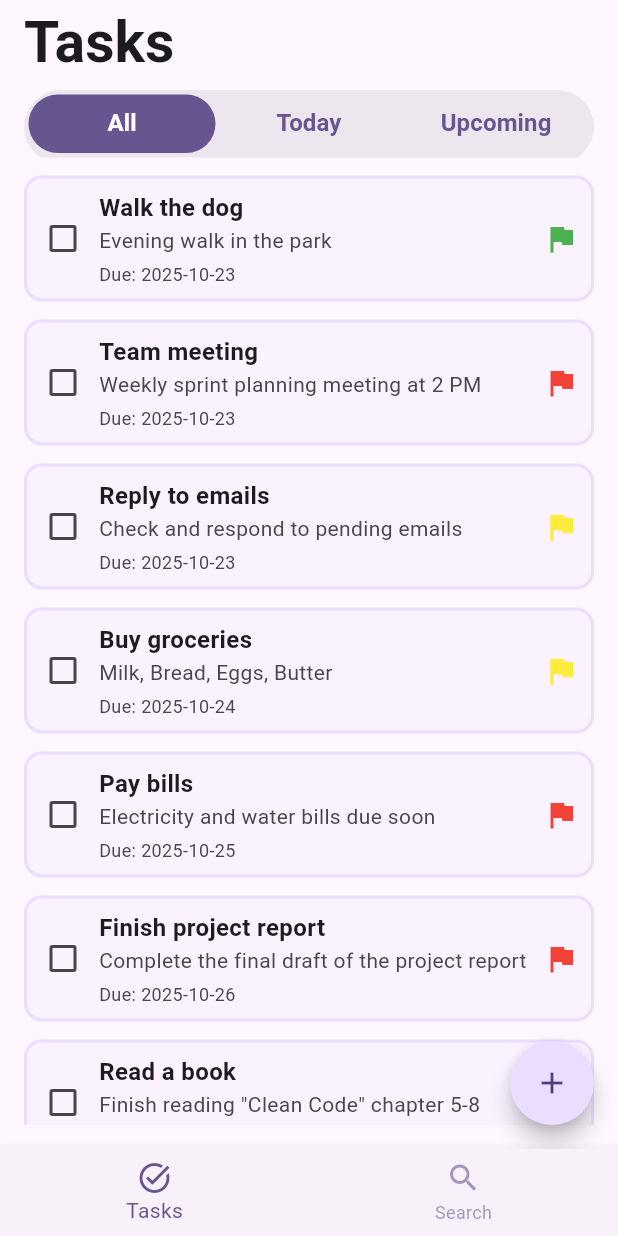
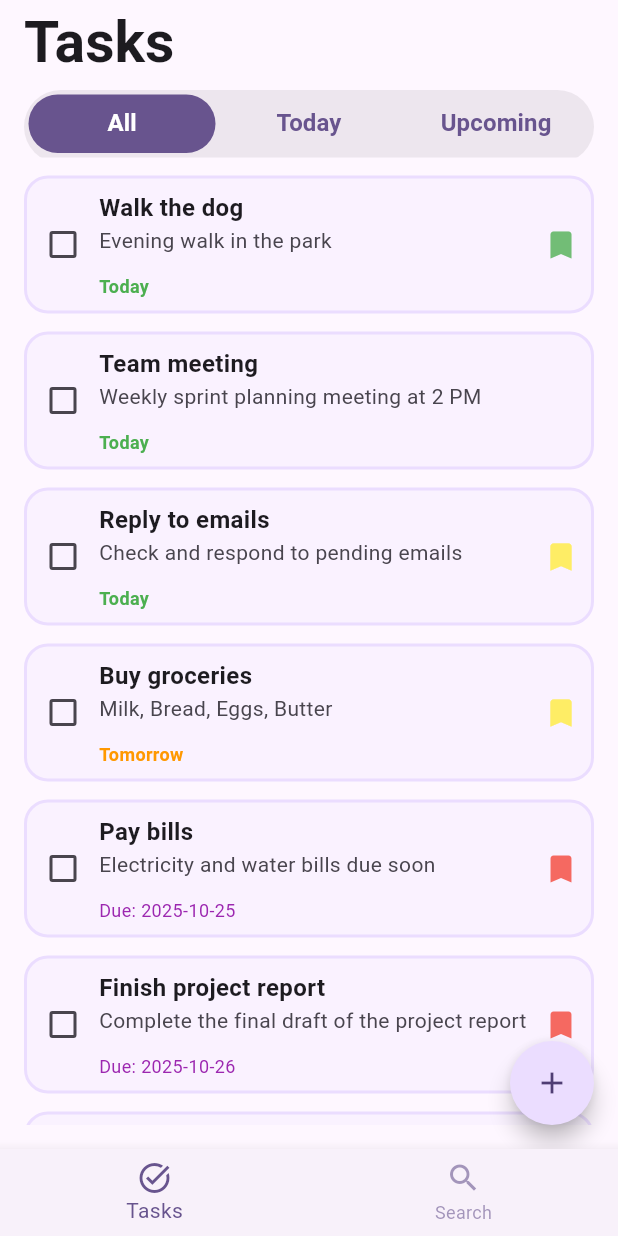
Before and after one commit to minhkhang1505/flutter_exercise1_todolist, a Flutter app: the screen it shows after launch, on a phone screen of 412 x 824 dp. Run offline on Flutter 3.47's test engine with Material 3 defaults, Android fonts, the phone set to English and light mode, and no system bars.

Commit message:
Refactor task completion handling and improve TaskItem UI

```diff
--- a/lib/presentation/screens/tasks/task_screen.dart
+++ b/lib/presentation/screens/tasks/task_screen.dart
@@ -10,12 +10,18 @@ class TasksScreen extends StatefulWidget {
 class _TasksScreenState extends State<TasksScreen>
     with TickerProviderStateMixin {
   late TabController _controller;
-  bool isCompleted = false;
 
-  void onChanged(bool? value) {
+  // Map to track completion status of each task by ID
+  final Map<int, bool> _completedTasks = {};
+
+  void toggleTaskCompletion(int taskId, bool? value) {
     setState(() {
-      isCompleted = value!;
+      _completedTasks[taskId] = value ?? false;
     });
+  }
+
+  bool isTaskCompleted(int taskId) {
+    return _completedTasks[taskId] ?? false;
   }
 
   @override
@@ -91,8 +97,9 @@ class _TasksScreenState extends State<TasksScreen>
                         final task = sampleTasks[index];
                         return TaskItem(
                           task: task,
-                          isCompleted: isCompleted,
-                          onChanged: onChanged,
+                          isCompleted: isTaskCompleted(task.id),
+                          onChanged: (value) =>
+                              toggleTaskCompletion(task.id, value),
                         );
                       },
                     ),
@@ -112,10 +119,12 @@ class _TasksScreenState extends State<TasksScreen>
                         }).toList();
 
                         if (index < todayTasks.length) {
+                          final task = todayTasks[index];
                           return TaskItem(
-                            task: todayTasks[index],
-                            isCompleted: isCompleted,
-                            onChanged: onChanged,
+                            task: task,
+                            isCompleted: isTaskCompleted(task.id),
+                            onChanged: (value) =>
+                                toggleTaskCompletion(task.id, value),
                           );
                         }
                         return const SizedBox.shrink();
@@ -133,10 +142,12 @@ class _TasksScreenState extends State<TasksScreen>
                         }).toList();
 
                         if (index < upcomingTasks.length) {
+                          final task = upcomingTasks[index];
                           return TaskItem(
-                            task: upcomingTasks[index],
-                            isCompleted: isCompleted,
-                            onChanged: onChanged,
+                            task: task,
+                            isCompleted: isTaskCompleted(task.id),
+                            onChanged: (value) =>
+                                toggleTaskCompletion(task.id, value),
                           );
                         }
                         return const SizedBox.shrink();
@@ -173,6 +184,13 @@ class TaskItem extends StatelessWidget {
     required this.onChanged,
   });
 
+  // Helper function to check if two dates are on the same day
+  bool isSameDay(DateTime date1, DateTime date2) {
+    return date1.year == date2.year &&
+        date1.month == date2.month &&
+        date1.day == date2.day;
+  }
+
   @override
   Widget build(BuildContext context) {
     final colorScheme = Theme.of(context).colorScheme;
@@ -182,7 +200,7 @@ class TaskItem extends StatelessWidget {
       decoration: BoxDecoration(
         border: Border.all(width: 2, color: colorScheme.primaryContainer),
         color: colorScheme.primaryContainer.withAlpha(50),
-        borderRadius: const BorderRadius.all(Radius.circular(12)),
+        borderRadius: const BorderRadius.all(Radius.circular(16)),
       ),
       child: Row(
         children: [
@@ -193,9 +211,11 @@ class TaskItem extends StatelessWidget {
               children: [
                 Text(
                   task.title,
-                  style: const TextStyle(
+                  style: TextStyle(
                     fontSize: 16,
                     fontWeight: FontWeight.bold,
+                    decoration: isCompleted ? TextDecoration.lineThrough : null,
+                    color: isCompleted ? colorScheme.onSurfaceVariant : null,
                   ),
                 ),
                 Text(
@@ -203,24 +223,59 @@ class TaskItem extends StatelessWidget {
                   style: TextStyle(
                     fontSize: 14,
                     color: colorScheme.onSurfaceVariant,
+                    decoration: isCompleted ? TextDecoration.lineThrough : null,
                   ),
                 ),
-                const SizedBox(height: 4),
-                Text(
-                  'Due: ${task.dueDate.toLocal().toString().split(' ')[0]}',
-                  style: TextStyle(
-                    fontSize: 12,
-                    color: colorScheme.onSurfaceVariant,
+                const SizedBox(height: 12),
+                if (isSameDay(task.dueDate, DayCategory.today.date))
+                  Text(
+                    'Today',
+                    style: TextStyle(
+                      fontSize: 12,
+                      color: DayCategory.today.color,
+                      fontWeight: FontWeight.w600,
+                    ),
+                  )
+                else if (isSameDay(task.dueDate, DayCategory.tomorrow.date))
+                  Text(
+                    'Tomorrow',
+                    style: TextStyle(
+                      fontSize: 12,
+                      color: DayCategory.tomorrow.color,
+                      fontWeight: FontWeight.w600,
+                    ),
+                  )
+                else
+                  Text(
+                    'Due: ${task.dueDate.toLocal().toString().split(' ')[0]}',
+                    style: TextStyle(fontSize: 12, color: Colors.purple),
                   ),
-                ),
               ],
             ),
           ),
-          Icon(Icons.flag, color: task.priorityType.color),
+          if (task.priorityType != null)
+            Icon(
+              Icons.bookmark,
+              color: task.priorityType?.color.withAlpha(200),
+            ),
         ],
       ),
     );
   }
+}
+
+enum DayCategory {
+  today(0, "Today", Colors.green),
+  tomorrow(1, "Tomorrow", Colors.orange);
+
+  final int offsetDays;
+  final String label;
+  final Color color;
+
+  const DayCategory(this.offsetDays, this.label, this.color);
+
+  /// Hàm getter tính ngày thật tại runtime
+  DateTime get date => DateTime.now().add(Duration(days: offsetDays));
 }
 
 enum PriorityType {
@@ -233,20 +288,21 @@ enum PriorityType {
 }
 
 class Task {
-  final int id = DateTime.now().millisecondsSinceEpoch;
+  final int id;
   final String title;
   final String description;
   final DateTime dueDate;
   final bool isCompleted;
-  final PriorityType priorityType;
+  final PriorityType? priorityType;
 
   Task({
+    int? id,
     required this.title,
     required this.description,
     required this.dueDate,
     this.isCompleted = false,
     required this.priorityType,
-  });
+  }) : id = id ?? DateTime.now().millisecondsSinceEpoch + title.hashCode;
 }
 
 final List<Task> sampleTasks = [
@@ -261,7 +317,7 @@ final List<Task> sampleTasks = [
     title: 'Team meeting',
     description: 'Weekly sprint planning meeting at 2 PM',
     dueDate: DateTime.now(),
-    priorityType: PriorityType.high,
+    priorityType: null,
   ),
   Task(
     title: 'Reply to emails',
```
